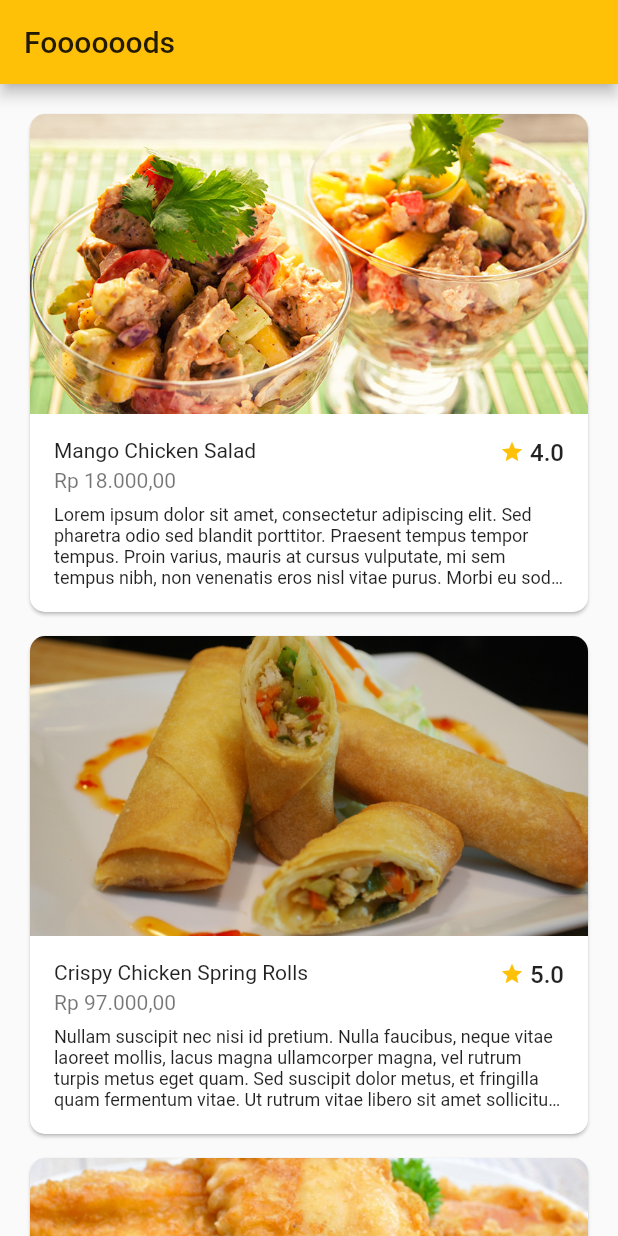
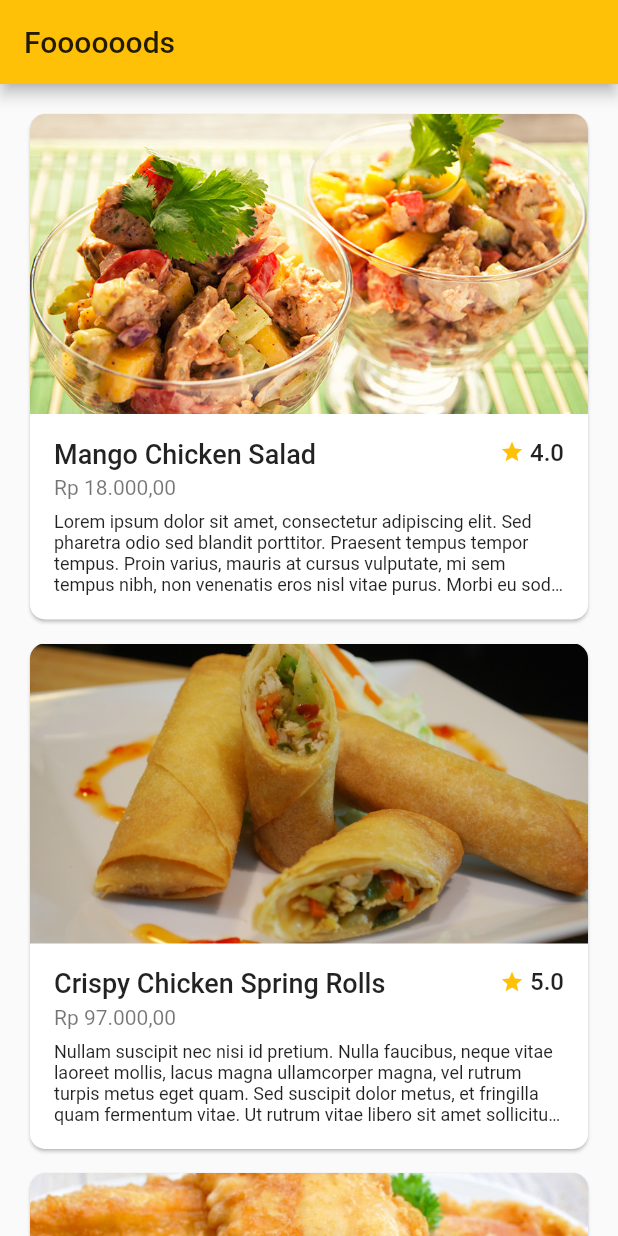
Before and after one commit to fikrirazzaq/SimpleFood, a Flutter app: the screen it shows after launch, on a phone screen of 412 x 824 dp. Run offline on Flutter 3.47's test engine with Material 2 defaults, Android fonts, the phone set to English and light mode, and no system bars.

Commit message:
Update text styles.

```diff
--- a/lib/main.dart
+++ b/lib/main.dart
@@ -70,7 +70,11 @@ class Home extends StatelessWidget {
                           crossAxisAlignment: CrossAxisAlignment.start,
                           children: <Widget>[
                             Container(
-                              child: Text(foods[index].title),
+                              child: Text(
+                                foods[index].title,
+                                style: TextStyle(
+                                    fontWeight: FontWeight.w500, fontSize: 18),
+                              ),
                             ),
                             Container(
                               margin: EdgeInsets.only(top: 4),
```
